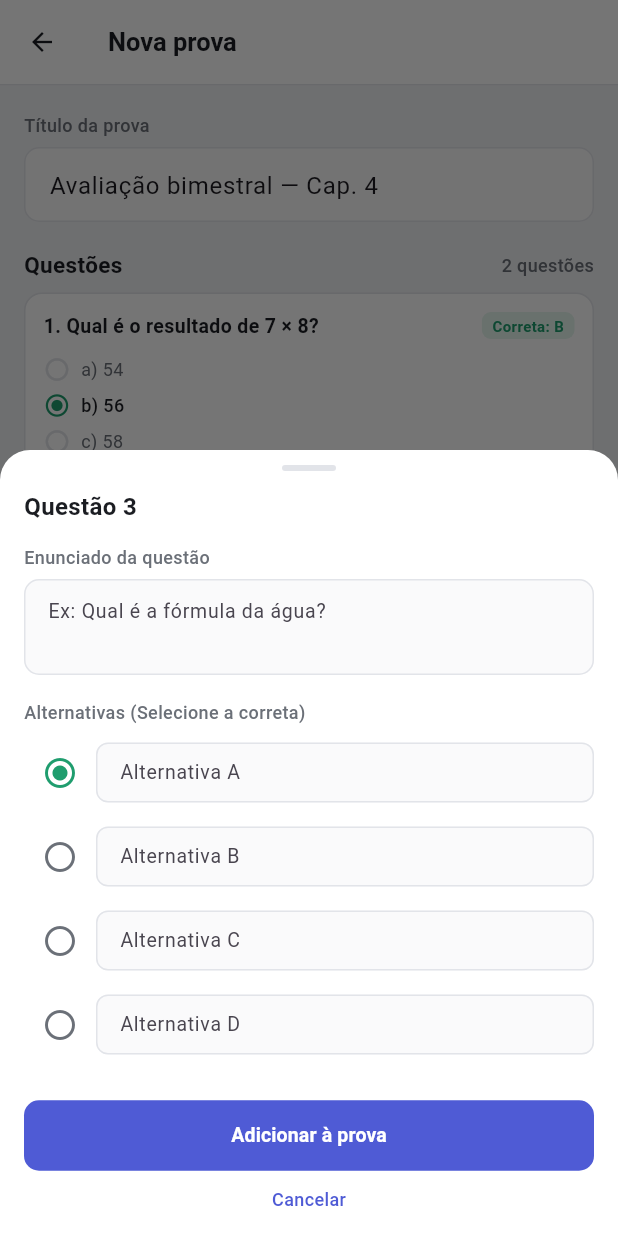
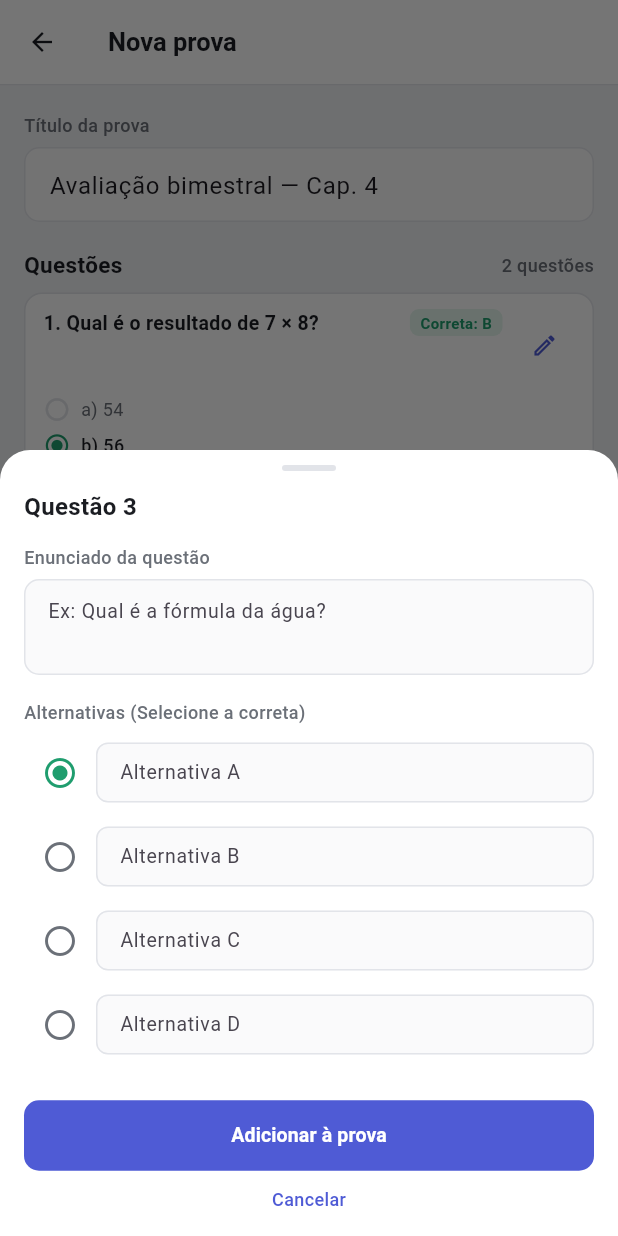
Before and after one commit to AdrianRiegel/app_mobile, a Flutter app: the NewProofScreen screen opened directly with empty values, after a tap on "Adicionar questão", on a phone screen of 412 x 824 dp. Run offline on Flutter 3.47's test engine with Material 3 defaults, Android fonts, the phone set to English and light mode, and no system bars; our stand-ins replace cloud_firestore, file_picker, firebase_auth, firebase_core, flutter_dotenv; missing offline and left inert: mailer; accounts and stored records are empty; generated files the repository leaves out were written again.

Commit message:
feat(assessments): implement edit question functionality and validation (#20)

```diff
--- a/lib/Screens/new_proof_screen.dart
+++ b/lib/Screens/new_proof_screen.dart
@@ -103,7 +103,7 @@ class _NewProofScreenState extends State<NewProofScreen> {
               )
             else
               ..._questions.asMap().entries.map(
-                (entry) => _questionCard(entry.key + 1, entry.value),
+                (entry) => _questionCard(entry.key + 1, entry.key, entry.value),
               ),
             const SizedBox(height: 12),
             SecondaryButton(
@@ -125,10 +125,10 @@ class _NewProofScreenState extends State<NewProofScreen> {
     );
   }
 
-  Widget _questionCard(int number, Question question) {
+  Widget _questionCard(int number, int index, Question question) {
     return Container(
       margin: const EdgeInsets.only(bottom: 10),
-      padding: const EdgeInsets.fromLTRB(12, 12, 12, 9),
+      padding: const EdgeInsets.fromLTRB(12, 10, 8, 10),
       decoration: BoxDecoration(
         color: AppColors.surface,
         border: Border.all(color: AppColors.border),
@@ -164,6 +164,18 @@ class _NewProofScreenState extends State<NewProofScreen> {
                     fontWeight: FontWeight.w700,
                   ),
                 ),
+              ),
+              const SizedBox(width: 4),
+              IconButton(
+                icon: const Icon(
+                  Icons.edit_outlined,
+                  size: 18,
+                  color: AppColors.accent,
+                ),
+                tooltip: 'Editar questão',
+                constraints: const BoxConstraints(),
+                padding: const EdgeInsets.all(4),
+                onPressed: () => _openEditQuestionSheet(index),
               ),
             ],
           ),
@@ -211,12 +223,31 @@ class _NewProofScreenState extends State<NewProofScreen> {
       context: context,
       isScrollControlled: true,
       backgroundColor: Colors.transparent,
-      builder: (sheetContext) => _AddQuestionSheet(
+      builder: (sheetContext) => _QuestionFormSheet(
         questionNumber: _questions.length + 1,
-        onAdd: (newQuestion) {
+        onSave: (newQuestion) {
           Navigator.pop(sheetContext);
           setState(() => _questions.add(newQuestion));
           _showFeedback('Questão ${_questions.length} adicionada com sucesso');
+        },
+      ),
+    );
+  }
+
+  void _openEditQuestionSheet(int index) {
+    if (index < 0 || index >= _questions.length) return;
+    final question = _questions[index];
+    showModalBottomSheet(
+      context: context,
+      isScrollControlled: true,
+      backgroundColor: Colors.transparent,
+      builder: (sheetContext) => _QuestionFormSheet(
+        questionNumber: index + 1,
+        initialQuestion: question,
+        onSave: (updatedQuestion) {
+          Navigator.pop(sheetContext);
+          setState(() => _questions[index] = updatedQuestion);
+          _showFeedback('Questão ${index + 1} atualizada com sucesso');
         },
       ),
     );
@@ -277,26 +308,41 @@ class _NewProofScreenState extends State<NewProofScreen> {
   }
 }
 
-class _AddQuestionSheet extends StatefulWidget {
-  const _AddQuestionSheet({
+class _QuestionFormSheet extends StatefulWidget {
+  const _QuestionFormSheet({
     required this.questionNumber,
-    required this.onAdd,
+    this.initialQuestion,
+    required this.onSave,
   });
 
   final int questionNumber;
-  final ValueChanged<Question> onAdd;
+  final Question? initialQuestion;
+  final ValueChanged<Question> onSave;
 
   @override
-  State<_AddQuestionSheet> createState() => _AddQuestionSheetState();
+  State<_QuestionFormSheet> createState() => _QuestionFormSheetState();
 }
 
-class _AddQuestionSheetState extends State<_AddQuestionSheet> {
-  final _statementController = TextEditingController();
-  final List<TextEditingController> _optionsControllers = List.generate(
-    4,
-    (_) => TextEditingController(),
-  );
-  int _correctIndex = 0;
+class _QuestionFormSheetState extends State<_QuestionFormSheet> {
+  late final TextEditingController _statementController;
+  late final List<TextEditingController> _optionsControllers;
+  late int _correctIndex;
+
+  @override
+  void initState() {
+    super.initState();
+    final initial = widget.initialQuestion;
+    _statementController = TextEditingController(
+      text: initial?.statement ?? '',
+    );
+    _optionsControllers = List.generate(4, (i) {
+      final text = (initial != null && i < initial.options.length)
+          ? initial.options[i]
+          : '';
+      return TextEditingController(text: text);
+    });
+    _correctIndex = initial?.correctIndex ?? 0;
+  }
 
   @override
   void dispose() {
@@ -309,6 +355,7 @@ class _AddQuestionSheetState extends State<_AddQuestionSheet> {
 
   @override
   Widget build(BuildContext context) {
+    final isEditing = widget.initialQuestion != null;
     return Padding(
       padding: EdgeInsets.only(
         bottom: MediaQuery.of(context).viewInsets.bottom,
@@ -339,7 +386,9 @@ class _AddQuestionSheetState extends State<_AddQuestionSheet> {
                 ),
               ),
               Text(
-                'Questão ${widget.questionNumber}',
+                isEditing
+                    ? 'Editar questão ${widget.questionNumber}'
+                    : 'Questão ${widget.questionNumber}',
                 style: const TextStyle(
                   fontSize: 16,
                   fontWeight: FontWeight.w600,
@@ -436,7 +485,7 @@ class _AddQuestionSheetState extends State<_AddQuestionSheet> {
               }),
               const SizedBox(height: 18),
               PrimaryButton(
-                label: 'Adicionar à prova',
+                label: isEditing ? 'Salvar alterações' : 'Adicionar à prova',
                 verticalPadding: 14,
                 fontSize: 13,
                 onPressed: _submit,
@@ -482,7 +531,7 @@ class _AddQuestionSheetState extends State<_AddQuestionSheet> {
       return;
     }
 
-    widget.onAdd(
+    widget.onSave(
       Question(
         statement: statement,
         options: options,
```
Also changed, not shown: 1 other file.
